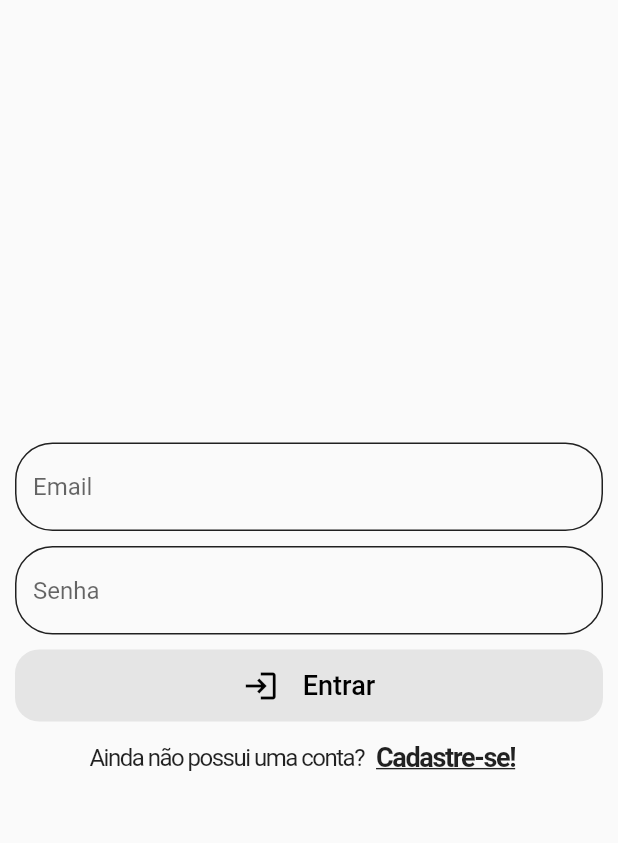
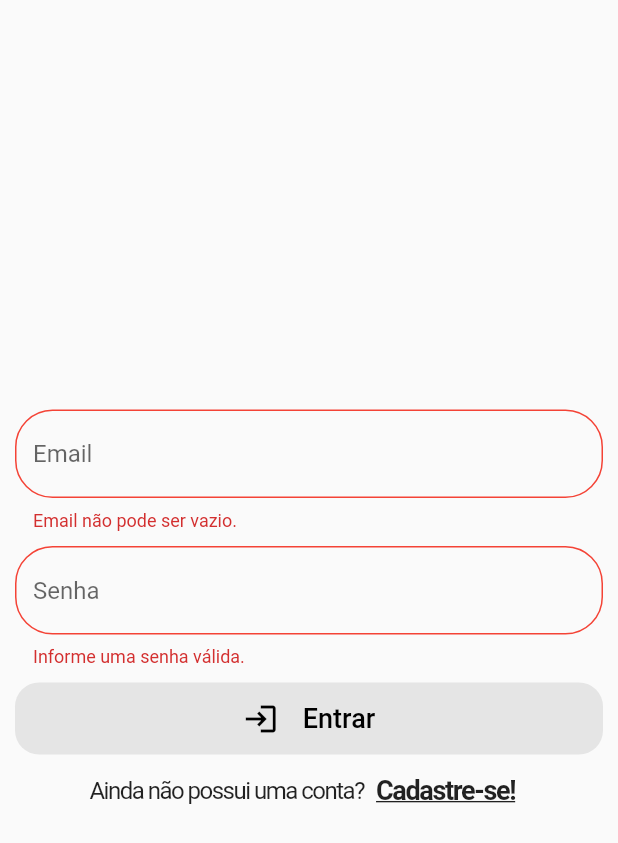
Before and after one commit to e-medeiros1/exclusive_diary, a Flutter app: the RegisterScreen screen opened directly, after a tap on "Entrar", on a phone screen of 412 x 824 dp. Shown: the top 843 px of the screen. Run offline on Flutter 3.47's test engine with Material 2 defaults, Android fonts, the phone set to English and light mode, and no system bars; our stand-ins replace firebase_auth, firebase_core, get, google_sign_in; accounts and stored records are empty.

Commit message:
Add validators to fields

```diff
--- a/lib/app/pages/login/email_login/email_login_screen.dart
+++ b/lib/app/pages/login/email_login/email_login_screen.dart
@@ -1,3 +1,5 @@
+// ignore_for_file: no_leading_underscores_for_local_identifiers
+
 import 'package:flutter/material.dart';
 import 'package:get/get.dart';
 
@@ -16,14 +18,26 @@ class _RegisterScreenState extends State<RegisterScreen> {
   final usernameController = TextEditingController();
   final emailController = TextEditingController();
   final passwordController = TextEditingController();
-  final loginWithEmailInstance = Get.put(LoginWithEmailController());
+
+  @override
+  void dispose() {
+    usernameController.dispose();
+    emailController.dispose();
+    passwordController.dispose();
+    super.dispose();
+  }
 
   @override
   Widget build(BuildContext context) {
+    final loginWithEmailInstance = Get.put(LoginWithEmailController());
+    final formkey = GlobalKey<FormState>();
+
     return GestureDetector(
       onTap: () => FocusManager.instance.primaryFocus?.unfocus(),
       child: Scaffold(
-          body: Column(
+          body: Form(
+        key: formkey,
+        child: Column(
           mainAxisAlignment: MainAxisAlignment.center,
           children: [
             Obx(
@@ -33,40 +47,70 @@ class _RegisterScreenState extends State<RegisterScreen> {
                   padding: const EdgeInsets.only(bottom: 10),
                   child: CustomTextField.email(
                     textEditingController: usernameController,
-                    hintText: 'Nome de usuário'),
+                    hintText: 'Nome de usuário',
+                    validator: (value) {
+                      if (value == null || value.isEmpty) {
+                        return 'O nome de usuário não pode ser vazio';
+                      } else if (value.length < 6) {
+                        return 'O nome de usuário precisa ter no mínimo 6 caracteres';
+                      }
+                      return null;
+                    },
+                  ),
                 ),
               ),
             ),
             CustomTextField.email(
               textEditingController: emailController,
               hintText: 'Email',
+              validator: (_email) {
+                final email = _email ?? '';
+                if (email.trim().isEmpty) {
+                  return 'Email não pode ser vazio.';
+                } else if (!email.trim().contains('@')) {
+                  return 'Informe um Email válido.';
+                }
+                return null;
+              },
             ),
             const SizedBox(height: 10),
             CustomTextField.password(
               textEditingController: passwordController,
               hintText: 'Senha',
+              validator: (_password) {
+                final password = _password ?? '';
+                if (password.isEmpty || password.length < 6) {
+                  return 'Informe uma senha válida.';
+                }
+                return null;
+              },
             ),
             const SizedBox(height: 10),
             Padding(
                 padding: const EdgeInsets.symmetric(horizontal: 10),
-            child: CustomElevatedButton(
+                child: Obx(
+                  () => CustomElevatedButton(
                       icon: Icons.login,
-                text: 'Entrar',
+                      text: loginWithEmailInstance.isRegister.value == false
+                          ? 'Entrar'
+                          : 'Criar conta',
                       onPressed: () {
+                        if (formkey.currentState!.validate()) {
                           if (loginWithEmailInstance.isRegister.value == true) {
                             loginWithEmailInstance.createAccount(
-                        username: usernameController.text,
-                        emailAddress: emailController.text,
-                        password: passwordController.text,
+                                username: usernameController.text.trim(),
+                                emailAddress: emailController.text.trim(),
+                                password: passwordController.text.trim(),
                                 context: context);
                           } else {
                             loginWithEmailInstance.loginWithEmailAndPassword(
-                        emailAddress: emailController.text,
-                        password: passwordController.text,
+                                emailAddress: emailController.text.trim(),
+                                password: passwordController.text.trim(),
                                 context: context);
                           }
+                        }
                       }),
-          ),
+                )),
             Row(
               mainAxisAlignment: MainAxisAlignment.center,
               children: [
@@ -77,9 +121,11 @@ class _RegisterScreenState extends State<RegisterScreen> {
                       style: const TextStyle(fontSize: 16, letterSpacing: -1),
                     )),
                 TextButton(
+                    style: ButtonStyle(
+                        overlayColor:
+                            MaterialStateProperty.all(Colors.black12)),
                     onPressed: () {
                       loginWithEmailInstance.swicthMode();
-                    print(loginWithEmailInstance.isRegister.value);
                     },
                     child: Obx(() => Text(
                           loginWithEmailInstance.isRegister.value == false
@@ -95,6 +141,7 @@ class _RegisterScreenState extends State<RegisterScreen> {
               ],
             ),
           ],
+        ),
       )),
     );
   }
```
Lines whose indentation alone changed are shown as unchanged.
